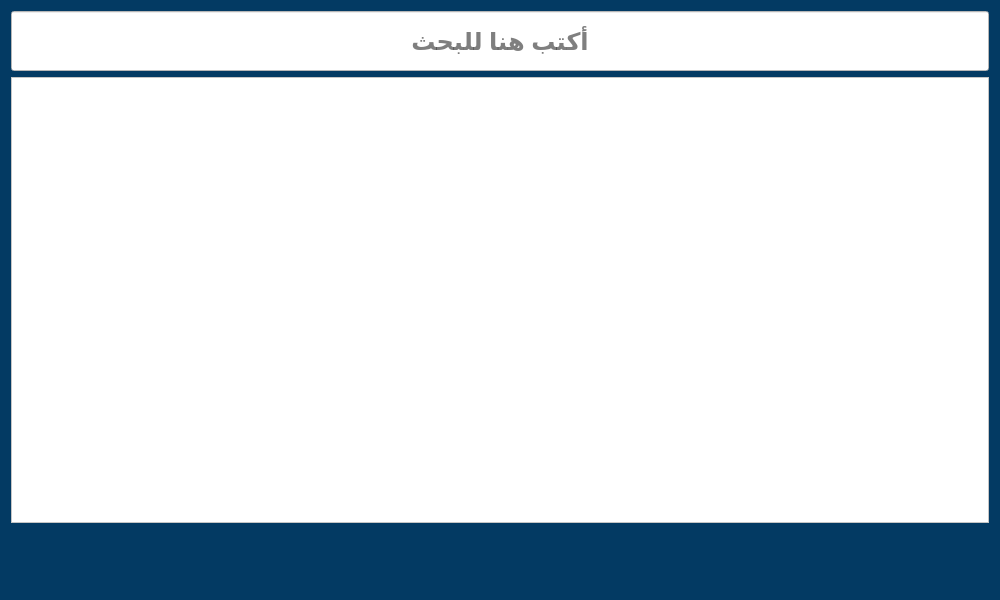
Above: uis/qt_uis/table_form.ui from salahkhiat/ModeerPOS before the change. Below: the same form after it.
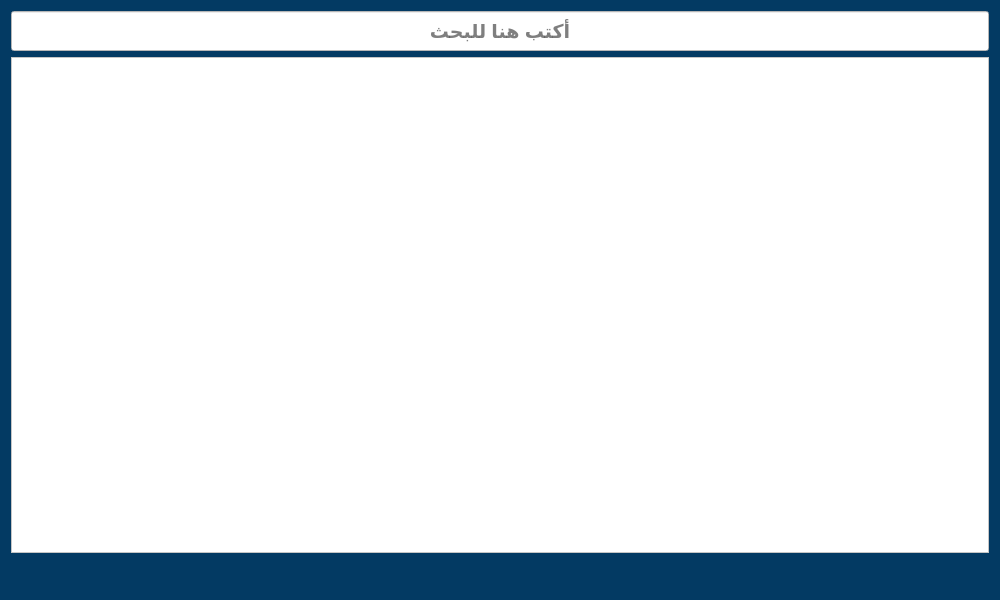
That is the form after the change. Icons and pictures are not drawn.

Commit message: WIP: working on pieces transactions table...

The edit to the form file:
```diff
--- a/uis/qt_uis/table_form.ui
+++ b/uis/qt_uis/table_form.ui
@@ -53,13 +53,13 @@
        <property name="minimumSize">
         <size>
          <width>0</width>
-         <height>60</height>
+         <height>30</height>
         </size>
        </property>
        <property name="maximumSize">
         <size>
          <width>16777215</width>
-         <height>60</height>
+         <height>30</height>
         </size>
        </property>
        <property name="cursor">
@@ -83,8 +83,8 @@
        </property>
        <property name="iconSize">
         <size>
-         <width>50</width>
-         <height>50</height>
+         <width>25</width>
+         <height>25</height>
         </size>
        </property>
        <property name="shortcut">
@@ -100,13 +100,13 @@
        <property name="minimumSize">
         <size>
          <width>0</width>
-         <height>60</height>
+         <height>30</height>
         </size>
        </property>
        <property name="maximumSize">
         <size>
          <width>16777215</width>
-         <height>60</height>
+         <height>30</height>
         </size>
        </property>
        <property name="cursor">
@@ -130,8 +130,8 @@
        </property>
        <property name="iconSize">
         <size>
-         <width>50</width>
-         <height>50</height>
+         <width>25</width>
+         <height>25</height>
         </size>
        </property>
        <property name="flat">
@@ -144,7 +144,13 @@
        <property name="minimumSize">
         <size>
          <width>0</width>
-         <height>60</height>
+         <height>30</height>
+        </size>
+       </property>
+       <property name="maximumSize">
+        <size>
+         <width>16777215</width>
+         <height>30</height>
         </size>
        </property>
        <property name="cursor">
@@ -164,8 +170,8 @@
        </property>
        <property name="iconSize">
         <size>
-         <width>50</width>
-         <height>50</height>
+         <width>25</width>
+         <height>25</height>
         </size>
        </property>
        <property name="flat">
@@ -178,7 +184,13 @@
        <property name="minimumSize">
         <size>
          <width>0</width>
-         <height>60</height>
+         <height>30</height>
+        </size>
+       </property>
+       <property name="maximumSize">
+        <size>
+         <width>16777215</width>
+         <height>30</height>
         </size>
        </property>
        <property name="cursor">
@@ -198,8 +210,8 @@
        </property>
        <property name="iconSize">
         <size>
-         <width>50</width>
-         <height>50</height>
+         <width>25</width>
+         <height>25</height>
         </size>
        </property>
        <property name="flat">
@@ -212,7 +224,13 @@
        <property name="minimumSize">
         <size>
          <width>0</width>
-         <height>60</height>
+         <height>30</height>
+        </size>
+       </property>
+       <property name="maximumSize">
+        <size>
+         <width>16777215</width>
+         <height>30</height>
         </size>
        </property>
        <property name="cursor">
@@ -232,8 +250,8 @@
        </property>
        <property name="iconSize">
         <size>
-         <width>50</width>
-         <height>50</height>
+         <width>25</width>
+         <height>25</height>
         </size>
        </property>
        <property name="flat">
@@ -250,12 +268,12 @@
        <property name="minimumSize">
         <size>
          <width>0</width>
-         <height>60</height>
+         <height>40</height>
         </size>
        </property>
        <property name="font">
         <font>
-         <pointsize>18</pointsize>
+         <pointsize>14</pointsize>
          <bold>true</bold>
         </font>
        </property>
```
Left out of the diff: 62 changed lines with no effect on the pictures. The commit also changes 11 other files.
